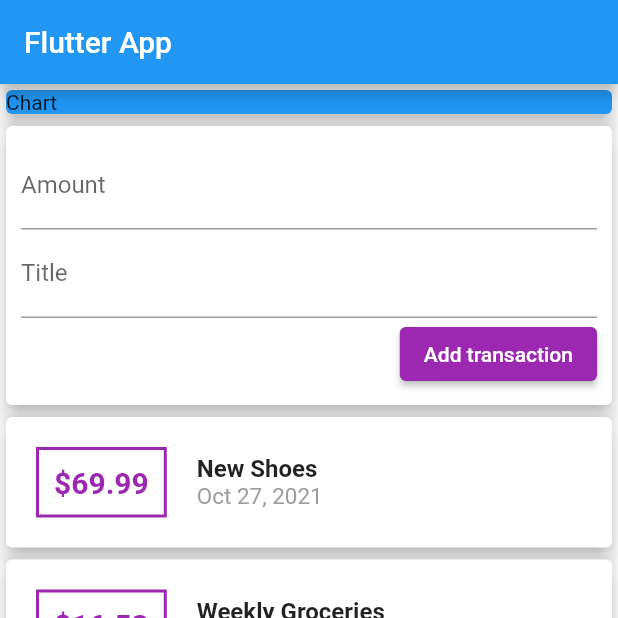
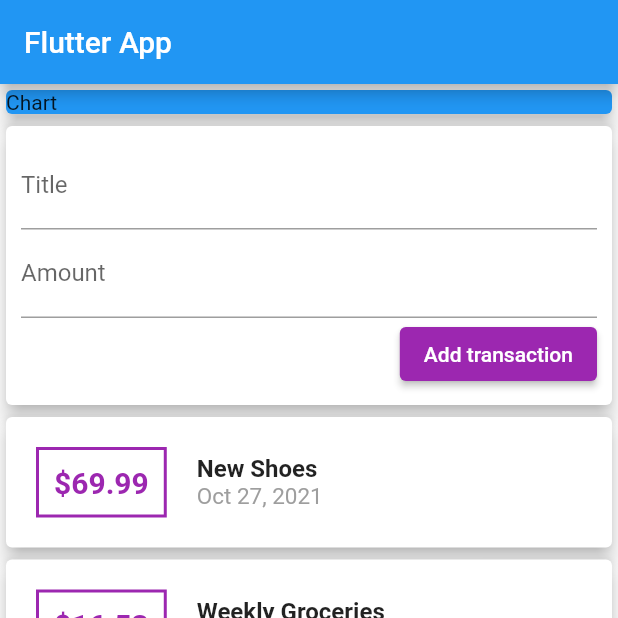
Before and after one commit to ahmedramzygi/Expenses-Tracker, a Flutter app: the screen it shows after launch, after a tap on "Add transaction", on a phone screen of 412 x 824 dp, the top half of it. Run offline on Flutter 3.47's test engine with Material 2 defaults, Android fonts, the phone set to English and light mode, and no system bars.

Commit message:
Adding transaction UI/logic

```diff
--- a/lib/main.dart
+++ b/lib/main.dart
@@ -1,7 +1,8 @@
 import 'package:flutter/cupertino.dart';
 import 'package:flutter/material.dart';
-import 'package:flutter_complete_guide/transaction.dart';
-import 'package:intl/intl.dart';
+
+import 'package:flutter_complete_guide/widgets/user_transactions.dart';
+
 
 void main() => runApp(MyApp());
 
@@ -16,24 +17,9 @@ class MyApp extends StatelessWidget {
 }
 
 class MyHomePage extends StatelessWidget {
-  List<Transaction> transactions = [
-    Transaction(
-      id: 't1',
-      title: 'New Shoes',
-      amount: 69.99,
-      date: DateTime.now(),
-    ),
-    Transaction(
-      id: 't2',
-      title: 'Weekly Groceries',
-      amount: 16.53,
-      date: DateTime.now(),
-    ),
-  ];
+
   @override
   Widget build(BuildContext context) {
-    String titleInput;
-    String amountInput;
     return Scaffold(
         appBar: AppBar(
           title: Text('Flutter App'),
@@ -48,71 +34,7 @@ class MyHomePage extends StatelessWidget {
                 elevation: 5,
               ),
             ),
-            Card(
-              elevation: 5,
-              child: Container(
-                margin: EdgeInsets.all(10),
-                child: Column(
-                  crossAxisAlignment: CrossAxisAlignment.end,
-
-                  children: <Widget>[
-                    TextField(decoration: InputDecoration(labelText: 'Amount'),
-                      onChanged: (val)=>amountInput=val,
-                    ),
-                    TextField(decoration: InputDecoration(labelText: 'Title'),
-                      onChanged: (val)=>titleInput=val,
-                    ),
-                    ElevatedButton(onPressed: (){
-                      print(amountInput);
-                      print(titleInput);
-
-                    }, child: Text("Add transaction"),style: ElevatedButton.styleFrom(
-                      primary: Colors.purple
-                    ))
-                  ],
-                ),
-              ),
-            ),
-            Column(
-              children: transactions.map((tx) {
-                return Card(
-                  elevation: 5,
-                  child: Row(
-                    children: <Widget>[
-                      Container(
-                        child: Text(
-                          '\$${tx.amount}',
-                          style: TextStyle(
-                              color: Colors.purple,
-                              fontSize: 20,
-                              fontWeight: FontWeight.bold),
-                        ),
-                        margin:
-                            EdgeInsets.symmetric(horizontal: 20, vertical: 20),
-                        decoration: BoxDecoration(
-                          border: Border.all(width: 2, color: Colors.purple),
-                        ),
-                        padding: EdgeInsets.all(10),
-                      ),
-                      Column(
-                        crossAxisAlignment: CrossAxisAlignment.start,
-                        children: <Widget>[
-                          Text(
-                            tx.title,
-                            style: TextStyle(
-                                fontWeight: FontWeight.bold, fontSize: 16),
-                          ),
-                          Text(
-                            DateFormat.yMMMd().format(tx.date),
-                            style: TextStyle(color: Colors.grey, fontSize: 15),
-                          )
-                        ],
-                      )
-                    ],
-                  ),
-                );
-              }).toList(),
-            )
+            UserTransactions(),
           ],
         ));
   }
--- /dev/null
+++ b/lib/widgets/new_transactions.dart
@@ -0,0 +1,38 @@
+import 'package:flutter/material.dart';
+
+class NewTransactions extends StatelessWidget {
+    final Function addTx;
+    NewTransactions(this.addTx);
+  @override
+  Widget build(BuildContext context) {
+    final titleController=TextEditingController();
+    final amountController=TextEditingController();
+    return
+      Card(
+        elevation: 5,
+        child: Container(
+          margin: EdgeInsets.all(10),
+          child: Column(
+            crossAxisAlignment: CrossAxisAlignment.end,
+
+            children: <Widget>[
+
+              TextField(decoration: InputDecoration(labelText: 'Title'),
+                controller: titleController,
+              ),
+              TextField(decoration: InputDecoration(labelText: 'Amount'),
+                controller: amountController,
+              ),
+              ElevatedButton(onPressed: (){
+                  addTx(titleController.text,
+                    double.parse(amountController.text),
+                    );
+              }, child: Text("Add transaction"),style: ElevatedButton.styleFrom(
+                  primary: Colors.purple
+              ))
+            ],
+          ),
+        ),
+      );
+  }
+}
--- /dev/null
+++ b/lib/widgets/transactions_list.dart
@@ -0,0 +1,56 @@
+
+import 'package:flutter/material.dart';
+import 'package:intl/intl.dart';
+import 'package:flutter_complete_guide/models/transaction.dart';
+
+class TransactionList extends StatelessWidget {
+  final List<Transaction>transactions;
+  TransactionList(this.transactions);
+
+ @override
+ Widget build (BuildContext context){
+
+    return (
+        Column(
+          children: transactions.map((tx) {
+            return Card(
+              elevation: 5,
+              child: Row(
+                children: <Widget>[
+                  Container(
+                    child: Text(
+                      '\$${tx.amount}',
+                      style: TextStyle(
+                          color: Colors.purple,
+                          fontSize: 20,
+                          fontWeight: FontWeight.bold),
+                    ),
+                    margin:
+                    EdgeInsets.symmetric(horizontal: 20, vertical: 20),
+                    decoration: BoxDecoration(
+                      border: Border.all(width: 2, color: Colors.purple),
+                    ),
+                    padding: EdgeInsets.all(10),
+                  ),
+                  Column(
+                    crossAxisAlignment: CrossAxisAlignment.start,
+                    children: <Widget>[
+                      Text(
+                        tx.title,
+                        style: TextStyle(
+                            fontWeight: FontWeight.bold, fontSize: 16),
+                      ),
+                      Text(
+                        DateFormat.yMMMd().format(tx.date),
+                        style: TextStyle(color: Colors.grey, fontSize: 15),
+                      )
+                    ],
+                  )
+                ],
+              ),
+            );
+          }).toList(),
+        )
+    );
+  }
+}
--- /dev/null
+++ b/lib/widgets/user_transactions.dart
@@ -0,0 +1,52 @@
+
+import 'package:flutter/material.dart';
+import 'package:flutter_complete_guide/models/transaction.dart';
+import 'package:flutter_complete_guide/widgets/transactions_list.dart';
+import 'package:flutter_complete_guide/widgets/new_transactions.dart';
+
+
+class UserTransactions extends StatefulWidget {
+
+
+  @override
+  _UserTransactionsState createState() => _UserTransactionsState();
+}
+
+class _UserTransactionsState extends State<UserTransactions> {
+  List<Transaction> _userTransactions = [
+    Transaction(
+      id: 't1',
+      title: 'New Shoes',
+      amount: 69.99,
+      date: DateTime.now(),
+    ),
+    Transaction(
+      id: 't2',
+      title: 'Weekly Groceries',
+      amount: 16.53,
+      date: DateTime.now(),
+    ),
+  ];
+  void _addNewTransaction(String txTitle,double txAmount) {
+    final newTx = Transaction(title: txTitle,
+        amount: txAmount,
+        date: DateTime.now(),
+        id: DateTime.now().toString()
+    );
+
+    setState(() {
+      _userTransactions.add(newTx);
+    });
+  }
+
+  @override
+  Widget build(BuildContext context) {
+    return Column(
+      children: <Widget>[
+        NewTransactions(_addNewTransaction),//Used to generate new transactions from input of the user
+        TransactionList(_userTransactions),//takes the new transactions from NewTransactions and add these transactions and convert them into widgets
+      ]
+
+    );
+  }
+}
```
Also changed, not shown: lib/models/transaction.dart (renamed from lib/transaction.dart).
